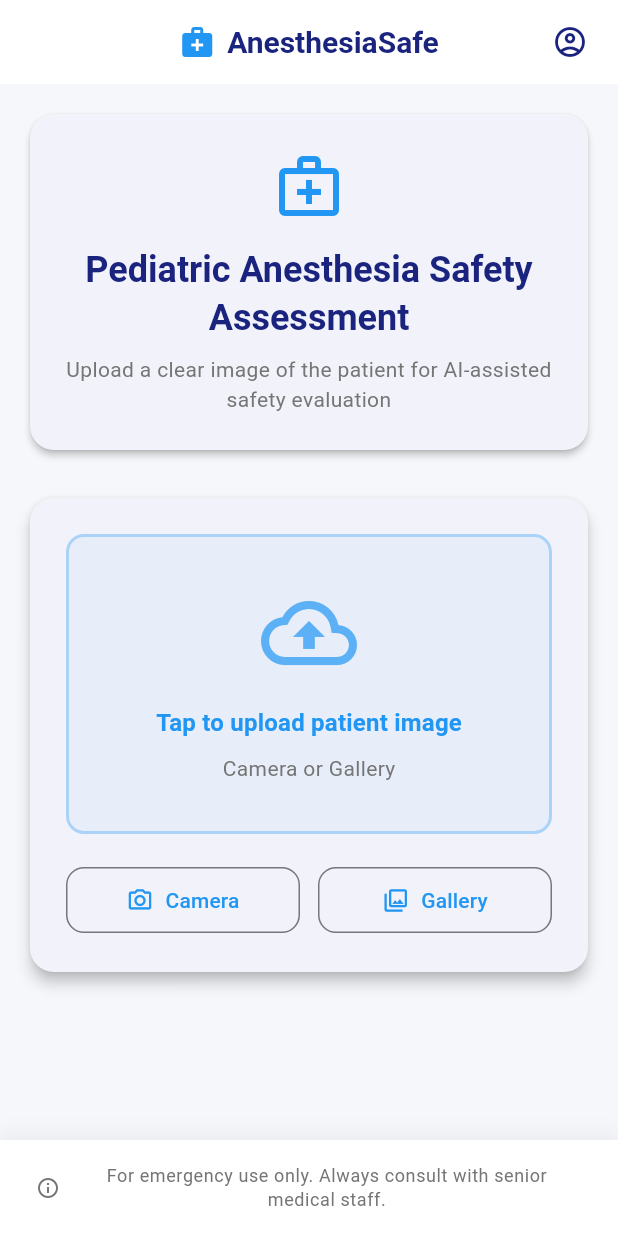
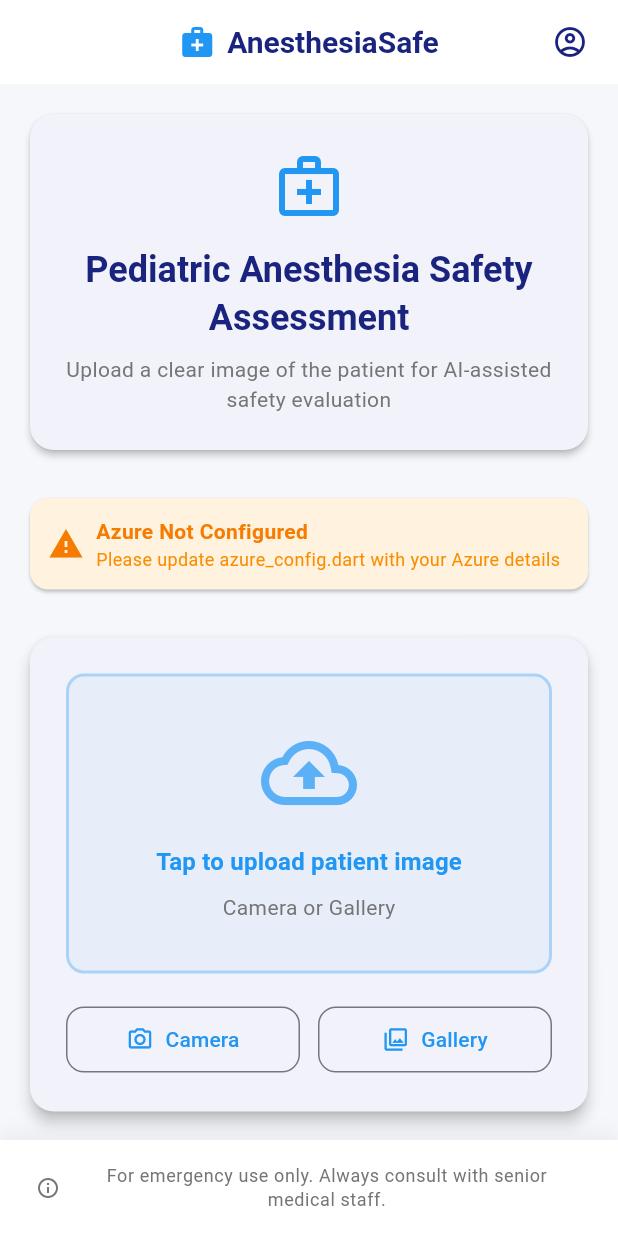
Before and after one commit to AbderrahmenJdidi/anesthesiasafe, a Flutter app: the screen it shows once a user with an empty profile is signed in, on a phone screen of 412 x 824 dp. Run offline on Flutter 3.47's test engine with Material 3 defaults, Android fonts, the phone set to English and light mode, and no system bars; our stand-ins replace cloud_firestore, firebase_auth, firebase_core, image_picker, shared_preferences; accounts and stored records are empty.

Commit message:
Integrate Azure SAM2 Model with Flutter App

```diff
--- /dev/null
+++ b/lib/config/azure_config.dart
@@ -0,0 +1,28 @@
+/// Azure Configuration
+///
+/// Replace these values with your actual Azure deployment details
+class AzureConfig {
+  // Azure Function App URL
+  static const String functionAppUrl = 'https://your-function-app.azurewebsites.net';
+
+  // Azure Function Key (get this from Azure Portal)
+  static const String functionKey = 'your-function-key-here';
+
+  // SAM2 Function endpoint
+  static const String sam2Endpoint = '/api/sam2-segment';
+
+  // Health check endpoint
+  static const String healthEndpoint = '/api/health';
+
+  // Timeout settings
+  static const Duration requestTimeout = Duration(minutes: 2);
+
+  // Maximum file size (in bytes) - 10MB
+  static const int maxFileSize = 10 * 1024 * 1024;
+
+  /// Validate configuration
+  static bool isConfigured() {
+    return functionAppUrl != 'https://your-function-app.azurewebsites.net' &&
+           functionKey != 'your-function-key-here';
+  }
+}
--- /dev/null
+++ b/lib/widgets/azure_status_widget.dart
@@ -0,0 +1,144 @@
+import 'package:flutter/material.dart';
+import '../services/azure_service.dart';
+import '../config/azure_config.dart';
+
+class AzureStatusWidget extends StatefulWidget {
+  const AzureStatusWidget({super.key});
+
+  @override
+  State<AzureStatusWidget> createState() => _AzureStatusWidgetState();
+}
+
+class _AzureStatusWidgetState extends State<AzureStatusWidget> {
+  bool? _isConnected;
+  bool _isChecking = false;
+
+  @override
+  void initState() {
+    super.initState();
+    _checkConnection();
+  }
+
+  Future<void> _checkConnection() async {
+    if (!AzureConfig.isConfigured()) {
+      setState(() {
+        _isConnected = false;
+      });
+      return;
+    }
+
+    setState(() {
+      _isChecking = true;
+    });
+
+    try {
+      bool connected = await AzureService.testConnection();
+      setState(() {
+        _isConnected = connected;
+        _isChecking = false;
+      });
+    } catch (e) {
+      setState(() {
+        _isConnected = false;
+        _isChecking = false;
+      });
+    }
+  }
+
+  @override
+  Widget build(BuildContext context) {
+    if (!AzureConfig.isConfigured()) {
+      return Card(
+        color: Colors.orange[50],
+        child: Padding(
+          padding: const EdgeInsets.all(12.0),
+          child: Row(
+            children: [
+              Icon(Icons.warning, color: Colors.orange[700]),
+              const SizedBox(width: 8),
+              Expanded(
+                child: Column(
+                  crossAxisAlignment: CrossAxisAlignment.start,
+                  mainAxisSize: MainAxisSize.min,
+                  children: [
+                    Text(
+                      'Azure Not Configured',
+                      style: TextStyle(
+                        fontWeight: FontWeight.bold,
+                        color: Colors.orange[700],
+                      ),
+                    ),
+                    Text(
+                      'Please update azure_config.dart with your Azure details',
+                      style: TextStyle(
+                        fontSize: 12,
+                        color: Colors.orange[600],
+                      ),
+                    ),
+                  ],
+                ),
+              ),
+            ],
+          ),
+        ),
+      );
+    }
+
+    return Card(
+      color: _isConnected == true ? Colors.green[50] : Colors.red[50],
+      child: Padding(
+        padding: const EdgeInsets.all(12.0),
+        child: Row(
+          children: [
+            if (_isChecking)
+              const SizedBox(
+                width: 16,
+                height: 16,
+                child: CircularProgressIndicator(strokeWidth: 2),
+              )
+            else
+              Icon(
+                _isConnected == true ? Icons.cloud_done : Icons.cloud_off,
+                color: _isConnected == true ? Colors.green[700] : Colors.red[700],
+              ),
+            const SizedBox(width: 8),
+            Expanded(
+              child: Column(
+                crossAxisAlignment: CrossAxisAlignment.start,
+                mainAxisSize: MainAxisSize.min,
+                children: [
+                  Text(
+                    _isChecking
+                        ? 'Checking Azure Connection...'
+                        : _isConnected == true
+                            ? 'Azure SAM2 Connected'
+                            : 'Azure SAM2 Disconnected',
+                    style: TextStyle(
+                      fontWeight: FontWeight.bold,
+                      color: _isConnected == true ? Colors.green[700] : Colors.red[700],
+                    ),
+                  ),
+                  if (!_isChecking)
+                    Text(
+                      _isConnected == true
+                          ? 'Ready for image processing'
+                          : 'Check your Azure configuration',
+                      style: TextStyle(
+                        fontSize: 12,
+                        color: _isConnected == true ? Colors.green[600] : Colors.red[600],
+                      ),
+                    ),
+                ],
+              ),
+            ),
+            IconButton(
+              onPressed: _isChecking ? null : _checkConnection,
+              icon: const Icon(Icons.refresh),
+              tooltip: 'Refresh Connection',
+            ),
+          ],
+        ),
+      ),
+    );
+  }
+}
```
Also changed, not shown: lib/screens/home_screen.dart (+20 -19 lines), lib/services/azure_service.dart (added, +115 -0 lines), 1 other file.
